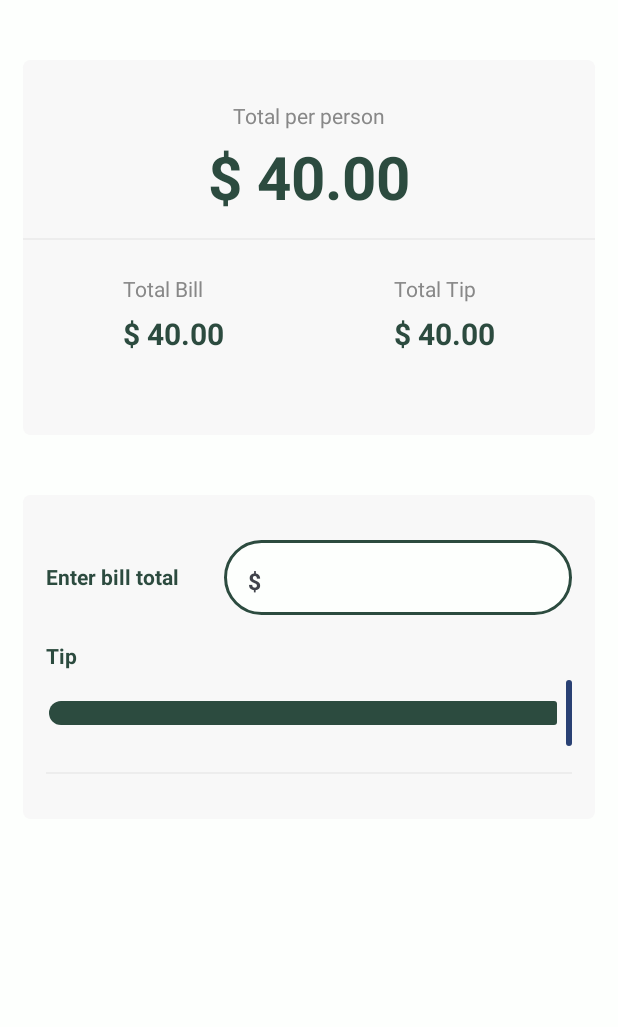
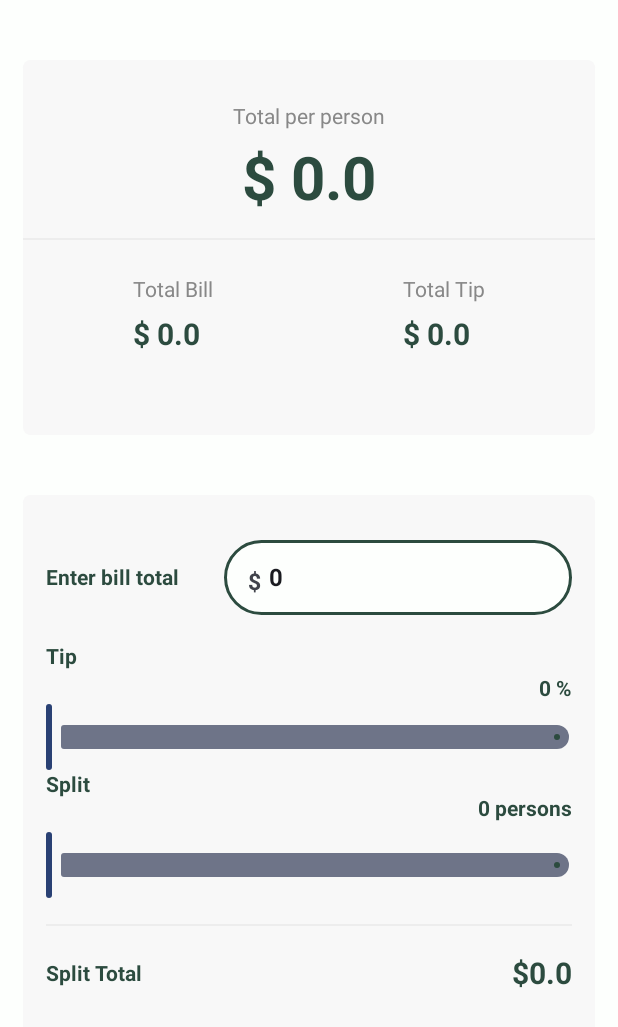
Before and after one commit to Ferrozo/UdemyKotlinAndroidAppDevelopmentCourse, an Android app built with Jetpack Compose: the screen it shows after launch (MainActivity), on a phone screen of 412 x 824 dp. Shown: the top 1027 px of the screen. Run offline under Robolectric (Android 15) with nearby library versions, the phone set to English and light mode, and no system bars.

Commit message:
Calculator Tip App Working

```diff
--- a/GetTipCalculatorApp/app/src/main/java/com/example/gettipcalculatorapp/components/BodyContentBox.kt
+++ b/GetTipCalculatorApp/app/src/main/java/com/example/gettipcalculatorapp/components/BodyContentBox.kt
@@ -1,5 +1,4 @@
 package com.example.gettipcalculatorapp.components
-
 import androidx.compose.foundation.border
 import androidx.compose.foundation.layout.Arrangement
 import androidx.compose.foundation.layout.Box
@@ -28,19 +27,21 @@ import androidx.compose.ui.text.TextStyle
 import androidx.compose.ui.text.font.FontWeight
 import androidx.compose.ui.text.input.ImeAction
 import androidx.compose.ui.text.input.KeyboardType
-import androidx.compose.ui.tooling.preview.Preview
 import androidx.compose.ui.unit.dp
 import androidx.compose.ui.unit.sp
-import com.example.gettipcalculatorapp.ui.theme.GetTipCalculatorAppTheme
 import com.example.gettipcalculatorapp.ui.theme.GrayColor80
 import com.example.gettipcalculatorapp.ui.theme.GreenColor
 import com.example.gettipcalculatorapp.ui.theme.WhiteColor10
 
-
 @Composable
 fun BodyContentBox(
     valueState: MutableState<String>,
-    onValueChanged:(String) -> Unit = {}
+    onTextFieldValueChanged:(String) -> Unit = {},
+    onSlideTipValueChanged:(Float) -> Unit = {},
+    onSlidePersonValueChanged:(Float) -> Unit = {},
+    slideTipValue: MutableState<Float>,
+    slidePersonValue: MutableState<Float>,
+    percentage: Int,
 ){
     Surface(
         modifier = Modifier
@@ -99,7 +100,7 @@ fun BodyContentBox(
                         fontWeight = FontWeight.Bold,
                     ),
 
-                    onValueChange = onValueChanged,
+                    onValueChange = onTextFieldValueChanged,
                     shape = CircleShape,
                     colors = TextFieldDefaults.colors(
                         unfocusedContainerColor = WhiteColor10,
@@ -107,9 +108,7 @@ fun BodyContentBox(
                         focusedIndicatorColor = Color.Transparent,
 
                         ),
-
                 )
-
             }
             Box(modifier = Modifier.height(20.dp))
             Text(
@@ -121,26 +120,88 @@ fun BodyContentBox(
                 )
             )
             Box(modifier = Modifier.height(5.dp))
+            Row(
+                modifier = Modifier.fillMaxWidth(),
+                horizontalArrangement = Arrangement.End
+            ){
+                Text(
+                    text = "$percentage %",
+                    style = TextStyle(
+                        fontSize = 14.sp,
+                        color = GreenColor,
+                        fontWeight = FontWeight.Bold
+                    )
+                )
+            }
             Slider(
-                modifier = Modifier.fillMaxWidth(),
+                modifier = Modifier
+                    .fillMaxWidth(),
                         colors = SliderDefaults.colors(
                             activeTickColor = GreenColor,
                             activeTrackColor = GreenColor
                         ),
-                value = 2f, onValueChange ={} )
+                value = slideTipValue.value,
+                onValueChange = onSlideTipValueChanged  )
+            Text(
+                text = "Split",
+                style = TextStyle(
+                    fontSize = 14.sp,
+                    color = GreenColor,
+                    fontWeight = FontWeight.Bold
+                )
+            )
+            Row(
+                modifier = Modifier.fillMaxWidth(),
+                horizontalArrangement = Arrangement.End
+            ){
+                Text(
+                    text = "${slidePersonValue.value.toInt()} persons",
+                    style = TextStyle(
+                        fontSize = 14.sp,
+                        color = GreenColor,
+                        fontWeight = FontWeight.Bold
+                    )
+                )
+            }
+            Box(modifier = Modifier.height(5.dp))
+            Slider(
+                valueRange = 1f..20f,
+                modifier = Modifier
+                    .fillMaxWidth(),
+                colors = SliderDefaults.colors(
+                    activeTickColor = GreenColor,
+                    activeTrackColor = GreenColor
+                ),
+                value = slidePersonValue.value,
+                onValueChange = onSlidePersonValueChanged)
             Box(modifier = Modifier.height(15.dp))
             Divider( modifier = Modifier,
                 color = Color.Gray.copy(0.1f,)
             )
-
+            Box(modifier = Modifier.height(20.dp))
+            Row (
+                horizontalArrangement = Arrangement.SpaceBetween,
+                verticalAlignment = Alignment.CenterVertically,
+                modifier = Modifier
+                    .fillMaxWidth() ,
+            ){
+                Text(
+                    text = "Split Total",
+                    style = TextStyle(
+                        fontSize = 14.sp,
+                        color = GreenColor,
+                        fontWeight = FontWeight.Bold
+                    )
+                )
+                Text(
+                    text = "$${slidePersonValue.value}",
+                    style = TextStyle(
+                        fontSize =  20.sp,
+                        color = GreenColor,
+                        fontWeight = FontWeight.Bold
+                    )
+                )
+            }
         }
     }
 }
-
-@Preview(showBackground = true)
-@Composable
-fun MyAppPreview() {
-    GetTipCalculatorAppTheme {
-        MyApp()
-    }
-}
--- a/GetTipCalculatorApp/app/src/main/java/com/example/gettipcalculatorapp/components/HeaderBox.kt
+++ b/GetTipCalculatorApp/app/src/main/java/com/example/gettipcalculatorapp/components/HeaderBox.kt
@@ -13,6 +13,7 @@ import androidx.compose.material3.Divider
 import androidx.compose.material3.Surface
 import androidx.compose.material3.Text
 import androidx.compose.runtime.Composable
+import androidx.compose.runtime.MutableState
 import androidx.compose.ui.Alignment
 import androidx.compose.ui.Modifier
 import androidx.compose.ui.graphics.Color
@@ -25,7 +26,11 @@ import com.example.gettipcalculatorapp.ui.theme.GreenColor
 
 
 @Composable
-fun HeaderBox(){
+fun HeaderBox(
+    totalBill: Double,
+    totalTip: Double,
+    totalPerPerson: Double,
+){
     Surface(
         modifier = Modifier
             .fillMaxWidth()
@@ -48,7 +53,7 @@ fun HeaderBox(){
             )
             Box(modifier = Modifier.height(10.dp))
             Text(
-                text = "$ 40.00",
+                text = "$ $totalPerPerson",
                 style = TextStyle(
                     fontSize = 40.sp,
                     color = GreenColor,
@@ -78,7 +83,7 @@ fun HeaderBox(){
                     )
                     Box(modifier = Modifier.height(10.dp))
                     Text(
-                        text = "$ 40.00",
+                        text = "$ $totalBill",
                         style = TextStyle(
                             fontSize = 20.sp,
                             color = GreenColor,
@@ -96,7 +101,7 @@ fun HeaderBox(){
                     )
                     Box(modifier = Modifier.height(10.dp))
                     Text(
-                        text = "$ 40.00",
+                        text = "$ $totalTip",
                         style = TextStyle(
                             fontSize = 20.sp,
                             color = GreenColor,
--- a/GetTipCalculatorApp/app/src/main/java/com/example/gettipcalculatorapp/components/MyApp.kt
+++ b/GetTipCalculatorApp/app/src/main/java/com/example/gettipcalculatorapp/components/MyApp.kt
@@ -5,49 +5,90 @@ import androidx.compose.foundation.layout.Column
 import androidx.compose.foundation.layout.fillMaxSize
 import androidx.compose.foundation.layout.height
 import androidx.compose.foundation.layout.padding
+import androidx.compose.foundation.rememberScrollState
+import androidx.compose.foundation.verticalScroll
 import androidx.compose.material3.Surface
 import androidx.compose.runtime.Composable
+import androidx.compose.runtime.mutableFloatStateOf
 import androidx.compose.runtime.mutableStateOf
 import androidx.compose.runtime.remember
 import androidx.compose.ui.Modifier
-import androidx.compose.ui.tooling.preview.Preview
 import androidx.compose.ui.unit.dp
-import com.example.gettipcalculatorapp.ui.theme.GetTipCalculatorAppTheme
 import com.example.gettipcalculatorapp.ui.theme.WhiteColor10
+import com.example.gettipcalculatorapp.util.calculateTipAmount
+import com.example.gettipcalculatorapp.util.calculateTotalPerPerson
 
 
 @Composable
 fun MyApp() {
     val totalValueState = remember {
-        mutableStateOf(value = "")
+        mutableStateOf(value = "0")
     }
-    val validState = remember(totalValueState.value) {
-        totalValueState.value.trim().isNotEmpty()
+    val scrollable = rememberScrollState()
+    val slideTipValue = remember {
+        mutableFloatStateOf(value = 0f)
     }
+    val slidePersonValue = remember {
+        mutableFloatStateOf(value = 0f)
+    }
+
+    val tipAmountState = remember {
+        mutableFloatStateOf(value = 0.0f)
+    }
+    val totalPerPersonState = remember {
+        mutableFloatStateOf(value = 0.0f)
+    }
+    val percentage = (slideTipValue.floatValue * 100).toInt()
     Surface(
         modifier = Modifier
             .fillMaxSize(),
         color = WhiteColor10,
     ) {
         Column (
-            modifier = Modifier.padding(
-                horizontal = 15.dp,
-                vertical = 40.dp,
+            modifier = Modifier
+                .padding(
+                    horizontal = 15.dp,
+                    vertical = 40.dp,
+                )
+                .verticalScroll(scrollable)
+        ) {
+            HeaderBox(
+                totalBill =  totalValueState.value.toDouble(),
+                totalTip = tipAmountState.floatValue.toDouble(),
+                totalPerPerson = totalPerPersonState.floatValue.toDouble()
             )
-        ) {
-            HeaderBox()
             Box(modifier = Modifier.height(40.dp))
             BodyContentBox(
-                valueState = totalValueState
+                onTextFieldValueChanged = {
+                    totalValueState.value = it
+                    totalPerPersonState.floatValue = calculateTotalPerPerson(
+                        totalBill = totalValueState.value.toFloat(),
+                        splitBy = slidePersonValue.floatValue.toInt(),
+                        tipPercentage = percentage,
+                    )
+                },
+                onSlideTipValueChanged = {
+                    tipAmountState.floatValue = calculateTipAmount(totalBill = totalValueState.value.toFloat(), tipPercentage =  percentage)
+                    slideTipValue.floatValue = it
+                    totalPerPersonState.floatValue = calculateTotalPerPerson(
+                        totalBill = totalValueState.value.toFloat(),
+                        splitBy = slidePersonValue.floatValue.toInt(),
+                        tipPercentage = percentage,
+                    )
+                },
+                onSlidePersonValueChanged = {
+                    slidePersonValue.floatValue = it
+                    totalPerPersonState.floatValue =  calculateTotalPerPerson(
+                        totalBill = totalValueState.value.toFloat(),
+                        splitBy = slidePersonValue.floatValue.toInt(),
+                        tipPercentage = percentage,
+                    )
+                },
+                valueState = totalValueState,
+                slideTipValue = slideTipValue,
+                slidePersonValue =slidePersonValue,
+                percentage = percentage
             )
         }
     }
 }
-
-//@Preview(showBackground = true)
-//@Composable
-//fun MyAppPreview() {
-//    GetTipCalculatorAppTheme {
-//        MyApp()
-//    }
-//}
--- /dev/null
+++ b/GetTipCalculatorApp/app/src/main/java/com/example/gettipcalculatorapp/util/Util.kt
@@ -0,0 +1,15 @@
+package com.example.gettipcalculatorapp.util
+
+
+fun calculateTipAmount(totalBill: Float, tipPercentage: Int): Float {
+    return if (totalBill > 1 && totalBill.toString().isNotEmpty()) (totalBill * tipPercentage) / 100 else 0.0f
+}
+
+fun calculateTotalPerPerson(
+    totalBill: Float,
+    splitBy: Int,
+    tipPercentage: Int,
+): Float{
+    val bill = calculateTipAmount(totalBill = totalBill,tipPercentage = tipPercentage) + totalBill
+    return (bill / splitBy)
+}
```
